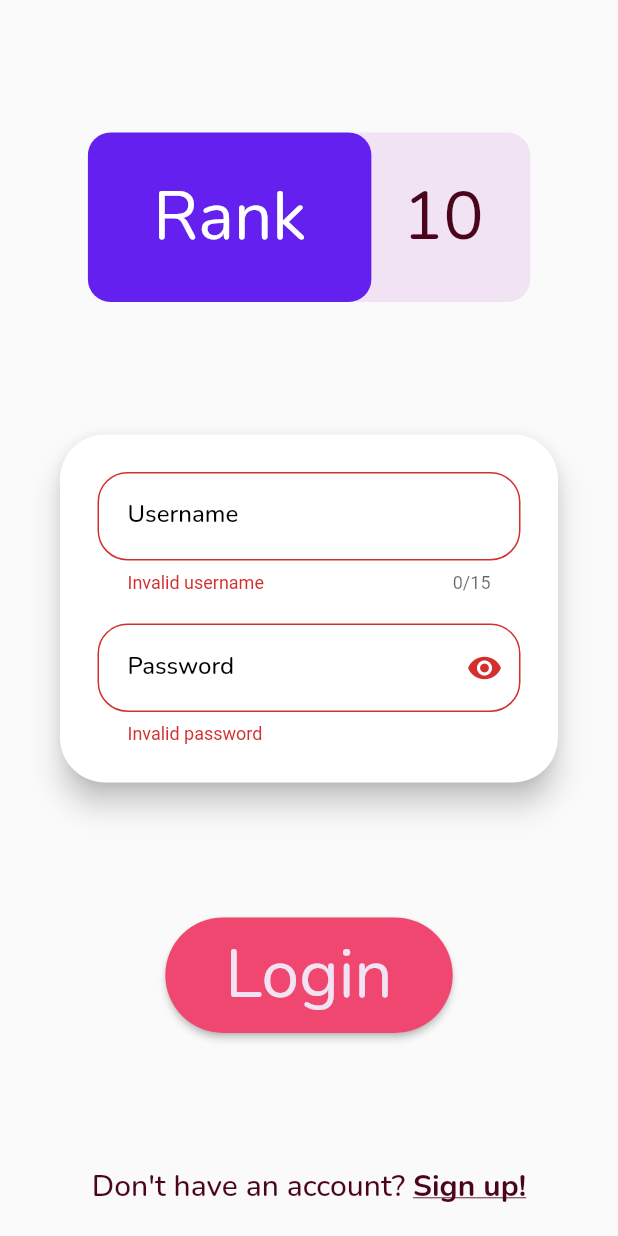
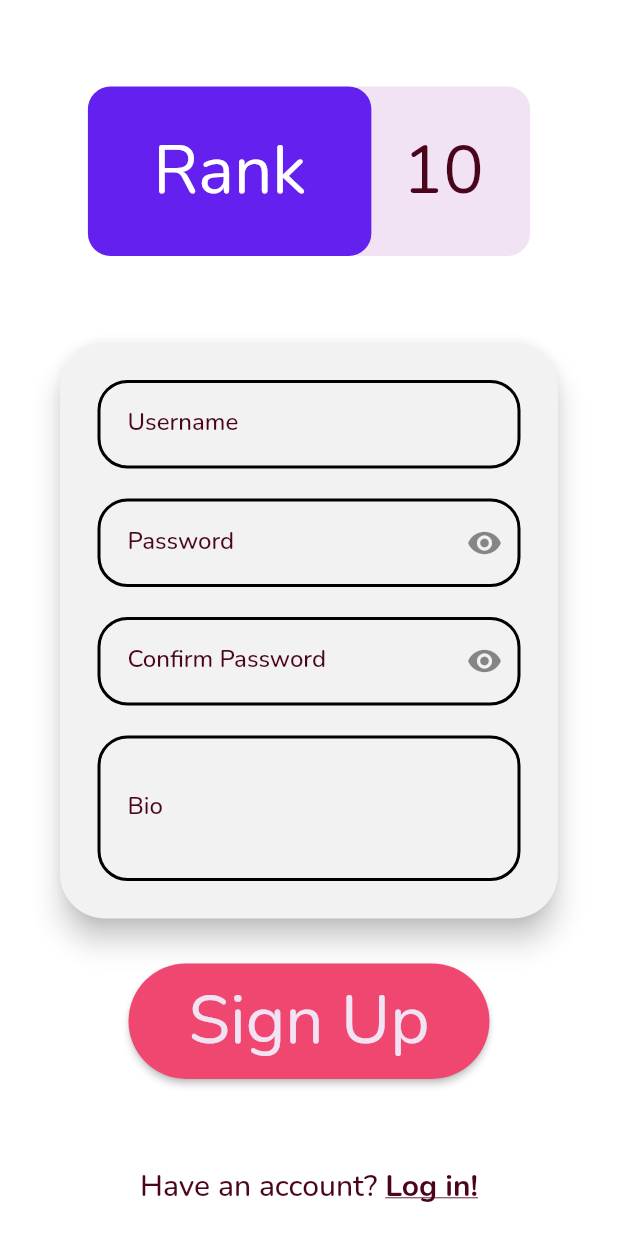
Before and after one commit to meh430/rank_ten_flutter, a Flutter app: the screen it shows after launch, after a tap on "Login", after a tap on "Sign up!", on a phone screen of 412 x 824 dp. Run offline on Flutter 3.47's test engine with Material 2 defaults, Android fonts, the phone set to English and light mode, and no system bars; our stand-ins replace flutter_spinkit, google_fonts, shared_preferences.

Commit message:
Adds signup

```diff
--- a/lib/api/rank_api.dart
+++ b/lib/api/rank_api.dart
@@ -6,15 +6,15 @@ import 'package:http/http.dart' as http;
 import 'package:rank_ten/api/rank_exceptions.dart';
 
 class RankApi {
-  final baseUrl = 'http://192.168.0.22:5000';
+  final _baseUrl = 'http://192.168.0.22:5000';
 
   Future<dynamic> get({String endpoint, String bearerToken = ""}) async {
     var jsonResponse;
 
     try {
-      final res = await http.get(baseUrl + endpoint,
-          headers: getHeaders(bearerToken: bearerToken));
-      jsonResponse = parseResponse(res);
+      final res = await http.get(_baseUrl + endpoint,
+          headers: _getHeaders(bearerToken: bearerToken));
+      jsonResponse = _parseResponse(res);
     } on SocketException {
       return DefaultError('No network connection');
     }
@@ -29,10 +29,10 @@ class RankApi {
     var jsonResponse;
 
     try {
-      final res = await http.post(baseUrl + endpoint,
+      final res = await http.post(_baseUrl + endpoint,
           body: jsonEncode(data),
-          headers: getHeaders(bearerToken: bearerToken));
-      jsonResponse = parseResponse(res);
+          headers: _getHeaders(bearerToken: bearerToken));
+      jsonResponse = _parseResponse(res);
     } on SocketException {
       return DefaultError('No network connection');
     }
@@ -40,13 +40,13 @@ class RankApi {
     return jsonResponse;
   }
 
-  Map<String, dynamic> getHeaders({String bearerToken}) {
+  Map<String, dynamic> _getHeaders({String bearerToken}) {
     return bearerToken == ""
         ? Map<String, String>()
         : <String, String>{'Authorization': 'Bearer $bearerToken'};
   }
 
-  dynamic parseResponse(http.Response res) {
+  dynamic _parseResponse(http.Response res) {
     switch (res.statusCode) {
       case 200:
         return json.decode(res.body.toString());
--- a/lib/app.dart
+++ b/lib/app.dart
@@ -21,6 +21,7 @@ class _AppState extends State<App> {
 
   getCurrentTheme() async {
     themeProvider.isDark = await themeProvider.store.isDark();
+    themeProvider.isDark = false;
   }
 
   @override
--- a/lib/app_theme.dart
+++ b/lib/app_theme.dart
@@ -12,19 +12,23 @@ const hanPurple = Color(0xff6320EE);
 const paraPink = Color(0xffEF476F);
 const secondText = Color(0xff666666);
 const lightCard = Color(0xffF2F2F2);
-const darkCard = Color(0xff4D4D4D);
+const darkCard = Color(0xff222222);
 
 class AppTheme {
+  static getTextColor(bool isDark) {
+    return isDark ? palePurple : darkSienna;
+  }
+
   static getTextTheme(bool isDark, TextTheme base) {
     return base.copyWith(
-      headline1: GoogleFonts.nunito(color: darkSienna),
-      headline2: GoogleFonts.nunito(color: darkSienna),
-      headline3: GoogleFonts.nunito(color: darkSienna),
-      headline4: GoogleFonts.nunito(color: darkSienna),
-      headline5: GoogleFonts.nunito(color: darkSienna),
-      headline6: GoogleFonts.nunito(color: darkSienna),
-      caption: GoogleFonts.nunito(color: darkSienna),
-      bodyText1: GoogleFonts.nunito(color: darkSienna),
+      headline1: GoogleFonts.nunito(color: getTextColor(isDark)),
+      headline2: GoogleFonts.nunito(color: getTextColor(isDark)),
+      headline3: GoogleFonts.nunito(color: getTextColor(isDark)),
+      headline4: GoogleFonts.nunito(color: getTextColor(isDark)),
+      headline5: GoogleFonts.nunito(color: getTextColor(isDark)),
+      headline6: GoogleFonts.nunito(color: getTextColor(isDark)),
+      caption: GoogleFonts.nunito(color: getTextColor(isDark)),
+      bodyText1: GoogleFonts.nunito(color: getTextColor(isDark)),
     );
   }
 
@@ -36,6 +40,8 @@ class AppTheme {
         primaryTextTheme: getTextTheme(isDark, base.primaryTextTheme),
         accentTextTheme: getTextTheme(isDark, base.accentTextTheme),
         primaryColor: lavender,
+        scaffoldBackgroundColor: isDark ? darkBackground : white,
+        canvasColor: isDark ? darkBackground : white,
         backgroundColor: isDark ? darkBackground : white,
         cardColor: isDark ? darkCard : lightCard);
   }
--- a/lib/login.dart
+++ b/lib/login.dart
@@ -3,22 +3,36 @@ import 'dart:core';
 import 'package:flutter/gestures.dart';
 import 'package:flutter/material.dart';
 import 'package:flutter_spinkit/flutter_spinkit.dart';
+import 'package:provider/provider.dart';
 import 'package:rank_ten/app_theme.dart';
+
+import 'dark_theme_provider.dart';
+
+typedef SubmitLogin = void Function(String, String);
 
 const inputStyle = OutlineInputBorder(
     borderSide: BorderSide(color: Colors.black, width: 2.0),
     borderRadius: BorderRadius.all(Radius.circular(20.0)));
 
-typedef SubmitLogin = void Function(String, String);
+OutlineInputBorder getInputStyle(bool isDark) {
+  return OutlineInputBorder(
+      borderSide:
+          BorderSide(color: isDark ? palePurple : Colors.black, width: 2.0),
+      borderRadius: BorderRadius.all(Radius.circular(20.0)));
+}
 
-RaisedButton getSubmitButton(
-    BuildContext context, bool isLogin, VoidCallback submitData) {
-  return RaisedButton(
-    padding: EdgeInsets.only(left: 40.0, right: 40.0, top: 8.0, bottom: 8.0),
+dynamic getSubmitButton(
+    {BuildContext context, bool isLogin, bool isLoading, dynamic submitData}) {
+  return isLoading
+      ? SpinKitCubeGrid(
+          color: hanPurple,
+          size: 50.0,
+        )
+      : RaisedButton(
+          padding:
+              EdgeInsets.only(left: 40.0, right: 40.0, top: 8.0, bottom: 8.0),
           color: paraPink,
-    onPressed: () {
-      submitData();
-    },
+          onPressed: () => submitData(context),
           shape: RoundedRectangleBorder(
             borderRadius: BorderRadius.circular(40.0),
           ),
@@ -49,94 +63,55 @@ String validateUsername(String value) {
   return null;
 }
 
-class Login extends StatefulWidget {
-  final SubmitLogin handleLogin;
+class Login extends StatelessWidget {
+  final SubmitLogin submitLogin;
   final bool isLoading;
-
-  Login({this.handleLogin, this.isLoading});
-
-  @override
-  _LoginState createState() => _LoginState();
-}
-
-class _LoginState extends State<Login> {
-  @override
-  Widget build(BuildContext context) {
-    return Container(
-      child: LoginForm(
-        handleLogin: widget.handleLogin,
-          isLoading: widget.isLoading),
-    );
-  }
-}
-
-class LoginForm extends StatefulWidget {
-  final SubmitLogin handleLogin;
-  final bool isLoading;
-
-  LoginForm({this.handleLogin, this.isLoading});
-
-  @override
-  _LoginFormState createState() => _LoginFormState();
-}
-
-class _LoginFormState extends State<LoginForm> {
   final _uController = TextEditingController();
   final _pController = TextEditingController();
   final _fKey = GlobalKey<FormState>();
 
-  submitForm() {
+  Login({this.submitLogin, this.isLoading});
+
+  submitForm(BuildContext context) {
     if (_fKey.currentState.validate()) {
       final password = _pController.text;
       final username = _uController.text;
       print(username + ", " + password);
-      widget.handleLogin(username.toString(), password.toString());
+      submitLogin(username, password);
     }
   }
 
   @override
   Widget build(BuildContext context) {
-    final labelStyle = Theme
+    final labelStyle =
+    Theme
         .of(context)
         .primaryTextTheme
         .headline6
-        .copyWith(fontSize: 16)
-        .copyWith(color: Colors.black);
+        .copyWith(fontSize: 16);
 
     final textFields = Column(
         mainAxisAlignment: MainAxisAlignment.spaceEvenly,
         children: <Widget>[
-          getNameField(_uController, labelStyle),
+          getNameField(_uController, labelStyle, context),
           SizedBox(height: 20.0),
-          PasswordField(pController: _pController, labelStyle: labelStyle)
+          PasswordField(
+              pController: _pController,
+              labelStyle: labelStyle,
+              fieldValidator: validatePwd)
         ]);
 
     return Form(
       key: _fKey,
       child: Column(
         children: <Widget>[
-          Card(
-            color: white,
-            elevation: 8.0,
-            shape: RoundedRectangleBorder(
-              borderRadius: BorderRadius.circular(30.0),
-            ),
-            margin: EdgeInsets.only(left: 40, right: 40, bottom: 10.0),
-            child: Padding(
-              padding: EdgeInsets.all(10.0),
-              child: Container(
-                margin: EdgeInsets.all(15.0),
-                child: textFields,
-              ),
-            ),
-          ),
+          getFormWrapper(textFields),
           SizedBox(height: 80),
-          !widget.isLoading
-              ? getSubmitButton(context, true, submitForm)
-              : SpinKitCubeGrid(
-            color: hanPurple,
-            size: 50.0,
-          )
+          getSubmitButton(
+              context: context,
+              isLoading: isLoading,
+              isLogin: true,
+              submitData: submitForm)
         ],
       ),
     );
@@ -146,8 +121,11 @@ class _LoginFormState extends State<LoginForm> {
 class PasswordField extends StatefulWidget {
   final TextEditingController pController;
   final labelStyle;
+  final fieldValidator;
+  final bool confirm;
 
-  PasswordField({this.pController, this.labelStyle});
+  PasswordField(
+      {this.pController, this.labelStyle, this.fieldValidator, this.confirm = false});
 
   @override
   _PasswordFieldState createState() => _PasswordFieldState();
@@ -158,9 +136,10 @@ class _PasswordFieldState extends State<PasswordField> {
 
   @override
   Widget build(BuildContext context) {
+    final themeChange = Provider.of<DarkThemeProvider>(context);
     return TextFormField(
         controller: widget.pController,
-        validator: validatePwd,
+        validator: widget.fieldValidator,
         obscureText: obscureText,
         decoration: InputDecoration(
             suffixIcon: GestureDetector(
@@ -174,30 +153,43 @@ class _PasswordFieldState extends State<PasswordField> {
                   semanticLabel:
                   obscureText ? 'Show password' : 'Hide password'),
             ),
-            filled: true,
-            fillColor: white,
             contentPadding: EdgeInsets.all(20.0),
-            labelText: 'Password',
-            border: inputStyle,
+            labelText: widget.confirm ? 'Confirm Password' : 'Password',
+            border: getInputStyle(themeChange.isDark),
             labelStyle: widget.labelStyle,
-            enabledBorder: inputStyle,
-            focusedBorder: inputStyle));
+            enabledBorder: getInputStyle(themeChange.isDark),
+            focusedBorder: getInputStyle(themeChange.isDark)));
   }
 }
 
 TextFormField getNameField(TextEditingController uController,
-    TextStyle labelStyle) {
+    TextStyle labelStyle, BuildContext context) {
+  final themeChange = Provider.of<DarkThemeProvider>(context);
   return TextFormField(
-      maxLength: 15,
       controller: uController,
       validator: validateUsername,
       decoration: InputDecoration(
           labelText: 'Username',
-          filled: true,
-          fillColor: white,
           contentPadding: EdgeInsets.all(20.0),
           labelStyle: labelStyle,
-          border: inputStyle,
-          enabledBorder: inputStyle,
-          focusedBorder: inputStyle));
+          border: getInputStyle(themeChange.isDark),
+          enabledBorder: getInputStyle(themeChange.isDark),
+          focusedBorder: getInputStyle(themeChange.isDark)));
 }
+
+Card getFormWrapper(dynamic textFields) {
+  return Card(
+    elevation: 8.0,
+    shape: RoundedRectangleBorder(
+      borderRadius: BorderRadius.circular(30.0),
+    ),
+    margin: EdgeInsets.only(left: 40, right: 40, bottom: 10.0),
+    child: Padding(
+      padding: EdgeInsets.all(10.0),
+      child: Container(
+        margin: EdgeInsets.all(15.0),
+        child: textFields,
+      ),
+    ),
+  );
+}
--- a/lib/login_signup.dart
+++ b/lib/login_signup.dart
@@ -4,6 +4,9 @@ import 'package:rank_ten/api/auth.dart';
 import 'package:rank_ten/login.dart';
 import 'package:rank_ten/logo.dart';
 import 'package:rank_ten/preferences_store.dart';
+import 'package:rank_ten/signup.dart';
+
+import 'api/rank_exceptions.dart';
 
 class LoginSignup extends StatefulWidget {
   @override
@@ -13,47 +16,59 @@ class LoginSignup extends StatefulWidget {
 class _LoginSignupState extends State<LoginSignup> {
   final GlobalKey<ScaffoldState> _logSignScaffKey = GlobalKey<ScaffoldState>();
 
-  bool isLogin = true;
-  bool isLoading = false;
-  var prefStore = PreferencesStore();
+  bool _isLogin = true;
+  bool _isLoading = false;
+  var _prefStore = PreferencesStore();
 
-  void handleLogin(String uName, String pwd) async {
+  void _handleLogin(String uName, String pwd) async {
     setState(() {
-      isLoading = true;
+      _isLoading = true;
     });
     var userData =
         await Authorization.loginUser(userName: uName, password: pwd);
-    if (userData is Map<String, dynamic>) {
-      await prefStore.saveCred(userData['jwt_token'], uName, pwd);
-      print(userData);
+
+    if (userData is RankExceptions) {
       setState(() {
-        isLoading = false;
-      });
-      //TODO: push new route
-    } else {
-      setState(() {
-        isLoading = false;
+        _isLoading = false;
       });
       _logSignScaffKey.currentState.hideCurrentSnackBar();
       _logSignScaffKey.currentState.showSnackBar(SnackBar(
+        behavior: SnackBarBehavior.floating,
         content: Text('Incorrect username or password'),
       ));
+    } else {
+      await _prefStore.saveCred(userData['jwt_token'], uName, pwd);
+      print(userData);
+      setState(() {
+        _isLoading = false;
+      });
+      //TODO: push new route
     }
   }
 
-  void handleSignup(String uName, String pwd, String bio) async {
+  void _handleSignup(String uName, String pwd, String bio) async {
+    setState(() {
+      _isLoading = true;
+    });
     var userData = await Authorization.signupUser(
         userName: uName, password: pwd, bio: bio);
 
-    if (userData.containsKey('jwt_token')) {
-      await prefStore.saveCred(userData['jwt_token'], uName, pwd);
-      print(userData);
-      //TODO: push new route
-    } else {
+    if (userData is RankExceptions) {
+      setState(() {
+        _isLoading = false;
+      });
       _logSignScaffKey.currentState.hideCurrentSnackBar();
       _logSignScaffKey.currentState.showSnackBar(SnackBar(
-        content: Text('Incorrect username or password'),
+        behavior: SnackBarBehavior.floating,
+        content: Text('Username already exists'),
       ));
+    } else {
+      await _prefStore.saveCred(userData['jwt_token'], uName, pwd);
+      print(userData);
+      setState(() {
+        _isLoading = false;
+      });
+      //TODO: push new route
     }
   }
 
@@ -70,26 +85,28 @@ class _LoginSignupState extends State<LoginSignup> {
             Flexible(child: SizedBox(height: 60), fit: FlexFit.tight, flex: 1),
             Logo(),
             Flexible(child: SizedBox(height: 100), fit: FlexFit.tight, flex: 1),
-            Login(handleLogin: handleLogin, isLoading: isLoading),
+            _isLogin
+                ? Login(submitLogin: _handleLogin, isLoading: _isLoading)
+                : Signup(submitSignup: _handleSignup, isLoading: _isLoading),
             Flexible(child: SizedBox(height: 70), fit: FlexFit.tight, flex: 1),
             Row(
               mainAxisAlignment: MainAxisAlignment.center,
               children: <Widget>[
-                Text("Don't have an account? ",
+                Text(_isLogin ? "Don't have an account? " : "Have an account? ",
                     style: Theme
                         .of(context)
                         .primaryTextTheme
                         .headline6),
                 GestureDetector(
-                  onTap: () => setState(() => isLogin = !isLogin),
-                  child: Text("Sign up!",
+                  onTap: () => setState(() => _isLogin = !_isLogin),
+                  child: Text(_isLogin ? "Sign up!" : "Log in!",
                       style: Theme
                           .of(context)
                           .primaryTextTheme
                           .headline6
                           .copyWith(
-                              decoration: TextDecoration.underline,
-                              fontWeight: FontWeight.bold)),
+                          decoration: TextDecoration.underline,
+                          fontWeight: FontWeight.bold)),
                 )
               ],
             ),
--- a/lib/logo.dart
+++ b/lib/logo.dart
@@ -26,7 +26,10 @@ class Logo extends StatelessWidget {
               height: height,
               child: Center(
                 child: Text("10",
-                    style: Theme.of(context).primaryTextTheme.headline3),
+                    style: Theme.of(context)
+                        .primaryTextTheme
+                        .headline3
+                        .copyWith(color: darkSienna)),
               ),
             ),
           ),
--- a/lib/signup.dart
+++ b/lib/signup.dart
@@ -1,4 +1,10 @@
 import 'dart:core';
+
+import 'package:flutter/material.dart';
+import 'package:provider/provider.dart';
+
+import 'dark_theme_provider.dart';
+import 'login.dart';
 
 typedef SubmitSignup = void Function(String, String, String);
 
@@ -9,3 +15,88 @@ String validateBio(String value) {
 
   return null;
 }
+
+class Signup extends StatelessWidget {
+  final SubmitSignup submitSignup;
+  final bool isLoading;
+  final _uController = TextEditingController();
+  final _pController = TextEditingController();
+  final _pConfirmController = TextEditingController();
+  final _bController = TextEditingController();
+  final _fKey = GlobalKey<FormState>();
+
+  Signup({this.submitSignup, this.isLoading});
+
+  submitForm(BuildContext context) {
+    if (_pController.text != _pConfirmController.text) {
+      print("BRUH");
+      Scaffold.of(context).showSnackBar(SnackBar(
+          content: Text("Please confirm password"),
+          behavior: SnackBarBehavior.floating));
+    } else if (_fKey.currentState.validate()) {
+      final password = _pController.text;
+      final username = _uController.text;
+      final bio = _bController.text;
+      print(username + ", " + password + ", " + bio);
+      submitSignup(username, password, bio);
+    }
+  }
+
+  @override
+  Widget build(BuildContext context) {
+    final labelStyle =
+        Theme.of(context).primaryTextTheme.headline6.copyWith(fontSize: 16);
+
+    final textFields = Column(
+        mainAxisAlignment: MainAxisAlignment.spaceEvenly,
+        children: <Widget>[
+          getNameField(_uController, labelStyle, context),
+          SizedBox(height: 20.0),
+          PasswordField(
+              pController: _pController,
+              labelStyle: labelStyle,
+              fieldValidator: validatePwd),
+          SizedBox(height: 20.0),
+          PasswordField(
+            pController: _pConfirmController,
+            labelStyle: labelStyle,
+            fieldValidator: validatePwd,
+            confirm: true,
+          ),
+          SizedBox(height: 20.0),
+          getBioField(_bController, labelStyle, context)
+        ]);
+
+    return Form(
+      key: _fKey,
+      child: Column(
+        children: <Widget>[
+          getFormWrapper(textFields),
+          SizedBox(height: 20),
+          getSubmitButton(
+              context: context,
+              isLoading: isLoading,
+              isLogin: false,
+              submitData: submitForm)
+        ],
+      ),
+    );
+  }
+}
+
+TextFormField getBioField(TextEditingController bController,
+    TextStyle labelStyle, BuildContext context) {
+  final themeChange = Provider.of<DarkThemeProvider>(context);
+  print(themeChange.isDark);
+  return TextFormField(
+      controller: bController,
+      validator: validateBio,
+      maxLines: 3,
+      decoration: InputDecoration(
+          labelText: 'Bio',
+          contentPadding: EdgeInsets.all(20.0),
+          labelStyle: labelStyle,
+          border: getInputStyle(themeChange.isDark),
+          enabledBorder: getInputStyle(themeChange.isDark),
+          focusedBorder: getInputStyle(themeChange.isDark)));
+}
```
Lines whose indentation alone changed are shown as unchanged.
